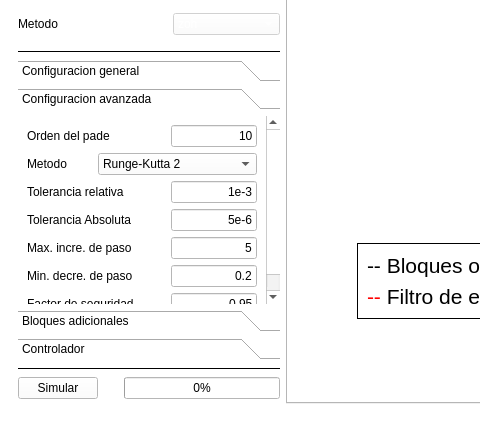
The window that Main aplication/VentanaPrincipal.ui (ezalorpro/LaboratorioDeControl) describes before a commit, drawn with Qt 5; both pictures show x 0 to 480 and y 260 to 695 of the 1426 by 695 pixel window.
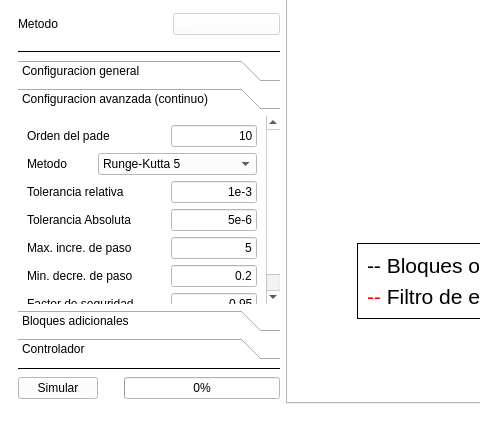
The same window after the commit. Icons and pictures are not drawn. Custom widgets are drawn as their Qt base class.

Commit message: Agregada configuracion avanzada y todos los RK

What changed in the file:
```diff
--- a/Main aplication/VentanaPrincipal.ui
+++ b/Main aplication/VentanaPrincipal.ui
@@ -8501,7 +8501,7 @@
              <property name="geometry">
               <rect>
                <x>0</x>
-               <y>-28</y>
+               <y>0</y>
                <width>245</width>
                <height>208</height>
               </rect>
@@ -8511,7 +8511,7 @@
                <normaloff>:/iconos/arrow.ico</normaloff>:/iconos/arrow.ico</iconset>
              </attribute>
              <attribute name="label">
-              <string>Configuracion avanzada</string>
+              <string>Configuracion avanzada (continuo)</string>
              </attribute>
              <layout class="QGridLayout" name="gridLayout_115">
               <item row="0" column="0">
@@ -8571,7 +8571,7 @@
                    </sizepolicy>
                   </property>
                   <property name="currentIndex">
-                   <number>0</number>
+                   <number>8</number>
                   </property>
                   <property name="maxVisibleItems">
                    <number>20</number>
```
Left out of the diff: 200 changed lines with no effect on the pictures. The commit also changes 4 other files.
